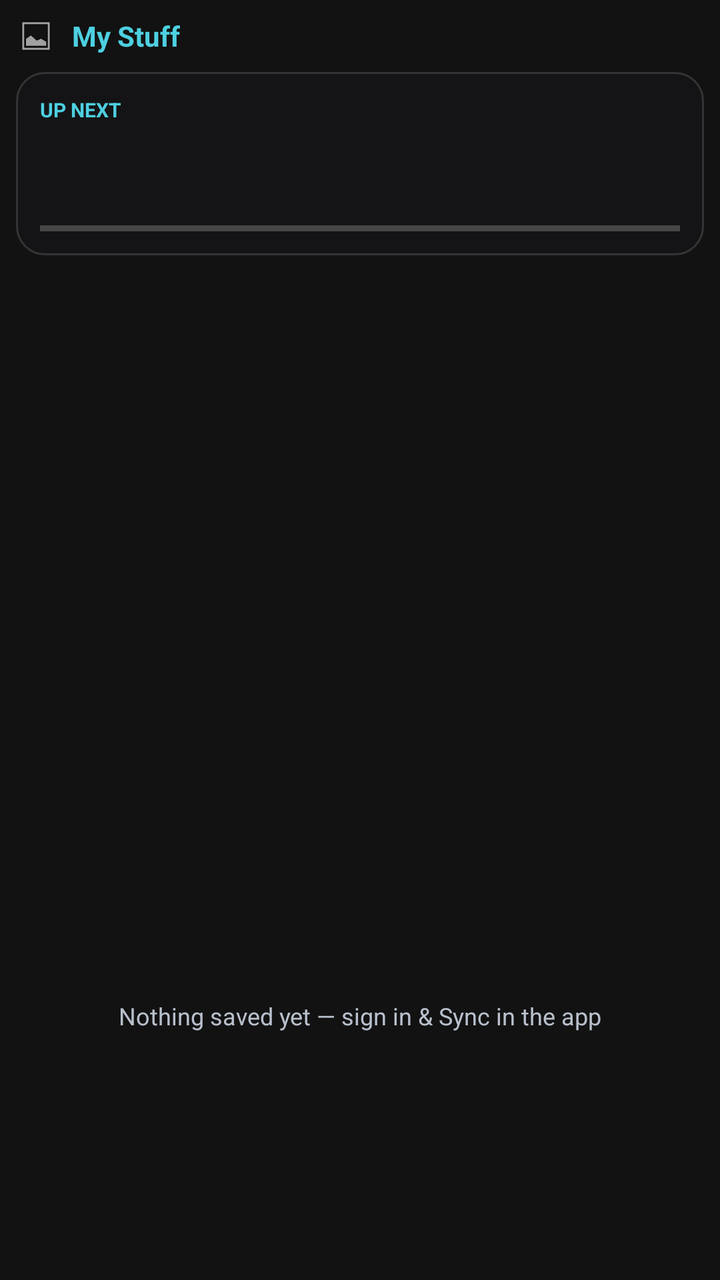
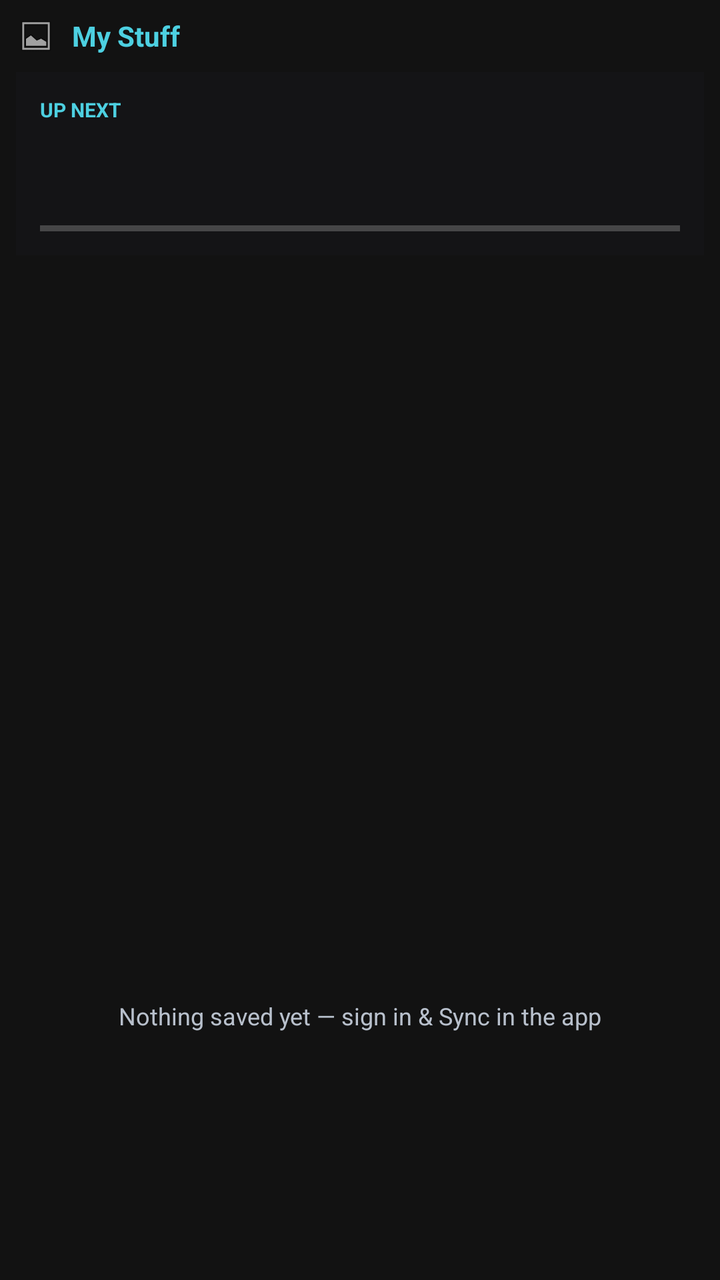

Compare the two renders of this Android layout. The source of the first and the diff that turns it into the second are given below.
<!-- AndroidManifest.xml: application theme AppTheme -->
<!-- res/layout/widget_layout.xml -->
<?xml version="1.0" encoding="utf-8"?>
<FrameLayout xmlns:android="http://schemas.android.com/apk/res/android"
    android:id="@+id/widget_root"
    android:layout_width="match_parent"
    android:layout_height="match_parent"
    android:background="@android:color/transparent"
    android:padding="8dp">

    <ImageView
        android:id="@+id/iv_widget_bg"
        android:layout_width="match_parent"
        android:layout_height="match_parent"
        android:scaleType="fitXY"
        android:src="@null" />

    <LinearLayout
        android:layout_width="match_parent"
        android:layout_height="match_parent"
        android:orientation="vertical">

        <LinearLayout
            android:layout_width="match_parent"
            android:layout_height="wrap_content"
            android:orientation="horizontal"
            android:gravity="center_vertical">

            <ImageView
                android:id="@+id/iv_app_icon"
                android:layout_width="20dp"
                android:layout_height="20dp"
                android:src="@android:drawable/ic_menu_gallery" />

            <TextView
                android:id="@+id/tv_widget_header"
                android:layout_width="wrap_content"
                android:layout_height="wrap_content"
                android:text="My Stuff"
                android:textColor="#4DD0E1"
                android:textSize="14sp"
                android:textStyle="bold"
                android:layout_marginStart="8dp" />

            <View
                android:layout_width="0dp"
                android:layout_height="0dp"
                android:layout_weight="1" />

            <TextView
                android:id="@+id/tv_count"
                android:layout_width="wrap_content"
                android:layout_height="wrap_content"
                android:text=""
                android:textColor="#B8C0CC"
                android:textSize="12sp" />
        </LinearLayout>

        <FrameLayout
            android:id="@+id/hero_card"
            android:layout_width="match_parent"
            android:layout_height="wrap_content"
            android:layout_marginTop="8dp"
            android:background="@drawable/hero_bg"
            android:padding="12dp">

            <LinearLayout
                android:layout_width="match_parent"
                android:layout_height="wrap_content"
                android:orientation="vertical">

                <TextView
                    android:id="@+id/tv_hero_tag"
                    android:layout_width="wrap_content"
                    android:layout_height="wrap_content"
                    android:text="UP NEXT"
                    android:textColor="#4DD0E1"
                    android:textSize="10sp"
                    android:textStyle="bold" />

                <TextView
                    android:id="@+id/tv_hero_title"
                    android:layout_width="match_parent"
                    android:layout_height="wrap_content"
                    android:text=""
                    android:textColor="#FFFFFF"
                    android:textSize="16sp"
                    android:textStyle="bold"
                    android:maxLines="1"
                    android:ellipsize="end"
                    android:layout_marginTop="3dp" />

                <TextView
                    android:id="@+id/tv_hero_sub"
                    android:layout_width="match_parent"
                    android:layout_height="wrap_content"
                    android:text=""
                    android:textColor="#C2CAD6"
                    android:textSize="12sp"
                    android:maxLines="1"
                    android:ellipsize="end"
                    android:layout_marginTop="2dp" />

                <ProgressBar
                    android:id="@+id/pb_hero_progress"
                    style="?android:attr/progressBarStyleHorizontal"
                    android:layout_width="match_parent"
                    android:layout_height="3dp"
                    android:layout_marginTop="8dp"
                    android:max="100"
                    android:progress="0"
                    android:progressTint="#4DD0E1"
                    android:backgroundTint="#333A44" />
            </LinearLayout>
        </FrameLayout>

        <ListView
            android:id="@+id/list_mystuff"
            android:layout_width="match_parent"
            android:layout_height="0dp"
            android:layout_weight="1"
            android:layout_marginTop="8dp"
            android:divider="@android:color/transparent"
            android:dividerHeight="6dp"
            android:scrollbars="none" />

        <TextView
            android:id="@+id/tv_empty_p2"
            android:layout_width="match_parent"
            android:layout_height="0dp"
            android:layout_weight="1"
            android:gravity="center"
            android:text="Nothing saved yet — sign in &amp; Sync in the app"
            android:textColor="#B8C0CC"
            android:textSize="12sp" />
    </LinearLayout>
</FrameLayout>
<!-- resources referenced by this layout -->
<resources>
  <!-- drawable hero_bg (drawable) -->
  <?xml version="1.0" encoding="utf-8"?>
  <shape xmlns:android="http://schemas.android.com/apk/res/android">
      <solid android:color="#1A2A2A3A" />
      <corners android:radius="14dp" />
      <stroke android:width="1dp" android:color="#24FFFFFF" />
  </shape>
  <style name="AppTheme" parent="Theme.MaterialComponents.NoActionBar">
          <item name="colorPrimary">@color/colorPrimary</item>
          <item name="colorPrimaryDark">@color/colorPrimaryDark</item>
          <item name="colorAccent">@color/colorAccent</item>
          <item name="android:windowBackground">@color/bg_dark</item>
          <item name="android:colorBackground">@color/bg_dark</item>
      </style>
  <color name="colorPrimary">#6200EE</color>
  <color name="colorPrimaryDark">#3700B3</color>
  <color name="colorAccent">#03DAC5</color>
  <color name="bg_dark">#121212</color>
</resources>

<!-- the commit's change to res/layout/widget_layout.xml (unified diff, before → after) -->
@@ -59,7 +59,7 @@
             android:layout_width="match_parent"
             android:layout_height="wrap_content"
             android:layout_marginTop="8dp"
-            android:background="@drawable/hero_bg"
+            android:background="#1A2A2A3A"
             android:padding="12dp">
 
             <LinearLayout
<!-- resource entries referenced after the edit -->
@@ -1,12 +1,5 @@
 <!-- resources referenced by this layout -->
 <resources>
-  <!-- drawable hero_bg (drawable) -->
-  <?xml version="1.0" encoding="utf-8"?>
-  <shape xmlns:android="http://schemas.android.com/apk/res/android">
-      <solid android:color="#1A2A2A3A" />
-      <corners android:radius="14dp" />
-      <stroke android:width="1dp" android:color="#24FFFFFF" />
-  </shape>
   <style name="AppTheme" parent="Theme.MaterialComponents.NoActionBar">
           <item name="colorPrimary">@color/colorPrimary</item>
           <item name="colorPrimaryDark">@color/colorPrimaryDark</item>
